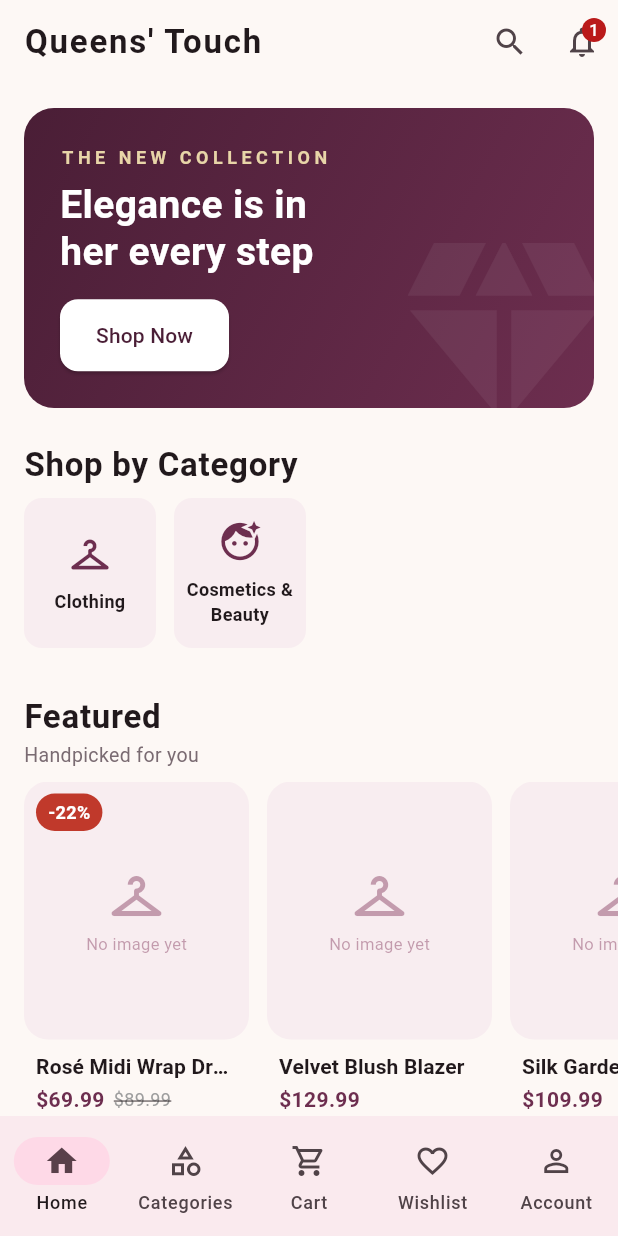
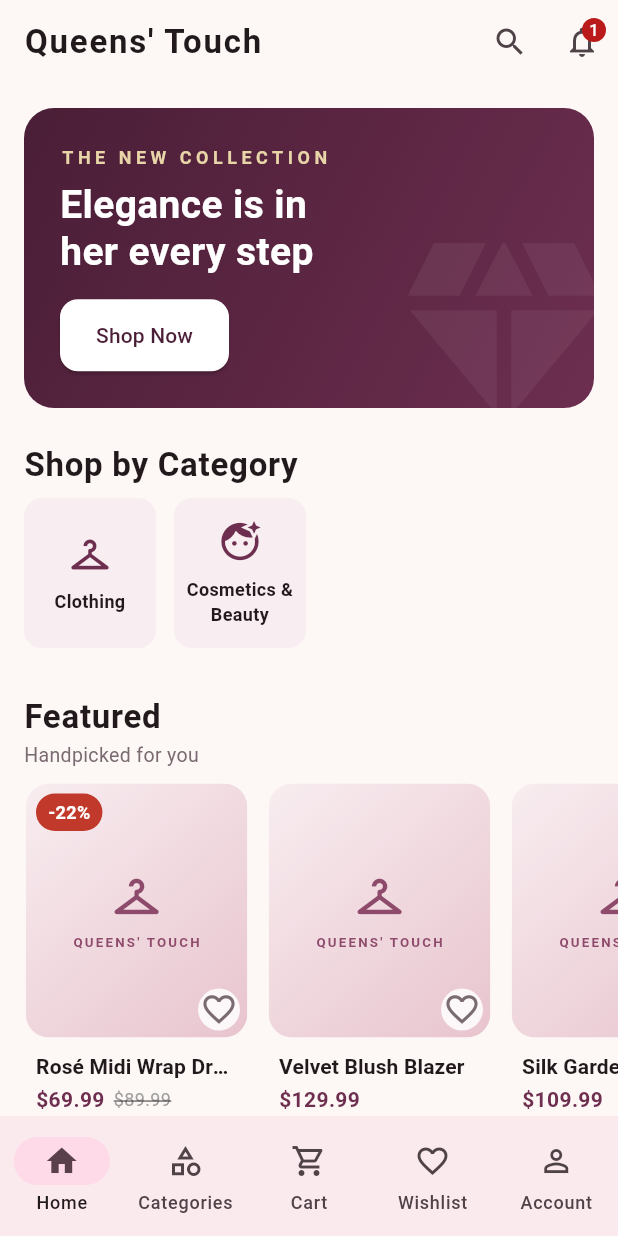
Before and after one commit to Yvonne-Wanja-1/botique2, a Flutter app: the CustomerShell screen opened by its route, on a phone screen of 412 x 824 dp. Run offline on Flutter 3.47's test engine with Material 3 defaults, Android fonts, the phone set to English and light mode, and no system bars; our stand-ins replace csv, go_router, google_fonts, image_picker, pdf; missing offline and left inert: excel, file_saver; accounts and stored records are empty; Roboto replaces fonts that are missing (Georgia).

Commit message:
feat(brand): premium product card with reveal, press and wishlist

```diff
--- a/botique/lib/core/widgets/product_card.dart
+++ b/botique/lib/core/widgets/product_card.dart
@@ -1,28 +1,100 @@
 import 'package:flutter/material.dart';
 import 'package:go_router/go_router.dart';
+import 'package:provider/provider.dart';
 
 import '../../models/product.dart';
 import '../../core/theme/theme.dart';
-import '../utils/image_url.dart';
+import '../../services/wishlist_service.dart';
+import '../animations/press_scale.dart';
+import '../animations/product_image_reveal.dart';
+import '../animations/product_presentation.dart';
+import '../animations/wishlist_heart.dart';
 
 class ProductCard extends StatelessWidget {
-  const ProductCard({super.key, required this.product, this.compact = false});
+  const ProductCard({
+    super.key,
+    required this.product,
+    this.compact = false,
+    this.heroTag,
+  });
 
   final Product product;
   final bool compact;
 
+  /// Shared-element tag; only set where the product appears exactly once per
+  /// screen (e.g. the catalog grid). Home rows pass null to avoid duplicate
+  /// Hero tags.
+  final Object? heroTag;
+
   @override
   Widget build(BuildContext context) {
-    return InkWell(
-      onTap: () {
-        context.push('/product/${product.id}');
-      },
-      borderRadius: BorderRadius.circular(16),
+    final presentation = presentationFor(
+      categorySlug: product.categorySlug,
+      categoryId: product.categoryId,
+    );
+    return PressScale(
+      onTap: () => context.push('/product/${product.id}'),
       child: Column(
         crossAxisAlignment: CrossAxisAlignment.start,
         children: [
           Expanded(
-            child: _ProductImage(product: product),
+            child: Stack(
+              fit: StackFit.expand,
+              children: [
+                ProductImageReveal(
+                  imageUrl: product.images.isNotEmpty ? product.images.first : '',
+                  heroTag: heroTag,
+                  presentation: presentation,
+                  semanticLabel: product.name,
+                  cacheWidth: 640,
+                ),
+                if (product.hasDiscount)
+                  Positioned(
+                    top: 8,
+                    left: 8,
+                    child: Container(
+                      padding: const EdgeInsets.symmetric(horizontal: 8, vertical: 4),
+                      decoration: BoxDecoration(
+                        color: QueensTouchColors.danger,
+                        borderRadius: BorderRadius.circular(20),
+                      ),
+                      child: Text(
+                        '-${product.discountPercent.toStringAsFixed(0)}%',
+                        style: const TextStyle(
+                          color: Colors.white,
+                          fontSize: 12,
+                          fontWeight: FontWeight.w700,
+                        ),
+                      ),
+                    ),
+                  ),
+                if (product.hasLabel(ProductLabel.newArrival))
+                  Positioned(
+                    top: 8,
+                    right: 8,
+                    child: Container(
+                      padding: const EdgeInsets.symmetric(horizontal: 8, vertical: 4),
+                      decoration: BoxDecoration(
+                        color: QueensTouchColors.plum,
+                        borderRadius: BorderRadius.circular(20),
+                      ),
+                      child: const Text(
+                        'NEW',
+                        style: TextStyle(
+                          color: Colors.white,
+                          fontSize: 11,
+                          fontWeight: FontWeight.w700,
+                        ),
+                      ),
+                    ),
+                  ),
+                Positioned(
+                  right: 6,
+                  bottom: 6,
+                  child: _CardWishlist(productId: product.id),
+                ),
+              ],
+            ),
           ),
           Padding(
             padding: const EdgeInsets.all(8),
@@ -82,86 +154,31 @@ class ProductCard extends StatelessWidget {
   }
 }
 
-class _ProductImage extends StatelessWidget {
-  const _ProductImage({required this.product});
+class _CardWishlist extends StatelessWidget {
+  const _CardWishlist({required this.productId});
 
-  final Product product;
+  final String productId;
 
   @override
   Widget build(BuildContext context) {
-    return Container(
-      decoration: BoxDecoration(
-        color: QueensTouchColors.blushLight,
-        borderRadius: BorderRadius.circular(16),
-      ),
-      child: Stack(
-        fit: StackFit.expand,
-        children: [
-          if (product.images.isNotEmpty)
-            ClipRRect(
-              borderRadius: BorderRadius.circular(16),
-              child: Image.network(
-                resolveImageUrl(product.images.first),
-                fit: BoxFit.cover,
-                errorBuilder: (_, _, _) => _placeholder(),
-              ),
-            )
-          else
-            _placeholder(),
-          if (product.hasDiscount)
-            Positioned(
-              top: 8,
-              left: 8,
-              child: Container(
-                padding: const EdgeInsets.symmetric(horizontal: 8, vertical: 4),
-                decoration: BoxDecoration(
-                  color: QueensTouchColors.danger,
-                  borderRadius: BorderRadius.circular(20),
-                ),
-                child: Text(
-                  '-${product.discountPercent.toStringAsFixed(0)}%',
-                  style: const TextStyle(
-                    color: Colors.white,
-                    fontSize: 12,
-                    fontWeight: FontWeight.w700,
-                  ),
-                ),
-              ),
+    final wishlist = context.watch<WishlistService>();
+    return FutureBuilder<bool>(
+      future: wishlist.contains(productId),
+      builder: (context, snapshot) {
+        final selected = snapshot.data ?? false;
+        return Material(
+          color: Colors.white.withValues(alpha: 0.85),
+          shape: const CircleBorder(),
+          child: Padding(
+            padding: const EdgeInsets.all(4),
+            child: WishlistHeart(
+              isSelected: selected,
+              size: 20,
+              onPressed: () => wishlist.toggle(productId),
             ),
-          if (product.hasLabel(ProductLabel.newArrival))
-            Positioned(
-              top: 8,
-              right: 8,
-              child: Container(
-                padding: const EdgeInsets.symmetric(horizontal: 8, vertical: 4),
-                decoration: BoxDecoration(
-                  color: QueensTouchColors.plum,
-                  borderRadius: BorderRadius.circular(20),
-                ),
-                child: const Text(
-                  'NEW',
-                  style: TextStyle(color: Colors.white, fontSize: 11, fontWeight: FontWeight.w700),
-                ),
-              ),
-            ),
-        ],
-      ),
-    );
-  }
-
-  Widget _placeholder() {
-    return Center(
-      child: Column(
-        mainAxisSize: MainAxisSize.min,
-        children: [
-          Icon(Icons.checkroom, size: 40, color: QueensTouchColors.plumLight.withValues(alpha: 0.5)),
-          const SizedBox(height: 4),
-          Text(
-            'No image yet',
-            style: TextStyle(color: QueensTouchColors.plumLight.withValues(alpha: 0.5), fontSize: 11),
           ),
-        ],
-      ),
+        );
+      },
     );
   }
 }
--- a/botique/lib/customer/catalog/catalog_screen.dart
+++ b/botique/lib/customer/catalog/catalog_screen.dart
@@ -169,7 +169,10 @@ class _ProductGrid extends StatelessWidget {
         childAspectRatio: 0.7,
       ),
       itemCount: products.length,
-      itemBuilder: (context, index) => ProductCard(product: products[index]),
+      itemBuilder: (context, index) => ProductCard(
+        product: products[index],
+        heroTag: 'catalog-${products[index].id}',
+      ),
     );
   }
 }
--- a/botique/lib/customer/home/home_screen.dart
+++ b/botique/lib/customer/home/home_screen.dart
@@ -240,7 +240,7 @@ class _ProductRow extends StatelessWidget {
           final product = products[index];
           return SizedBox(
             width: Responsive.isMobile(context) ? 150 : 200,
-            child: ProductCard(product: product),
+            child: ProductCard(product: product, heroTag: null),
           );
         },
       ),
```
Also changed, not shown: 1 other file.
